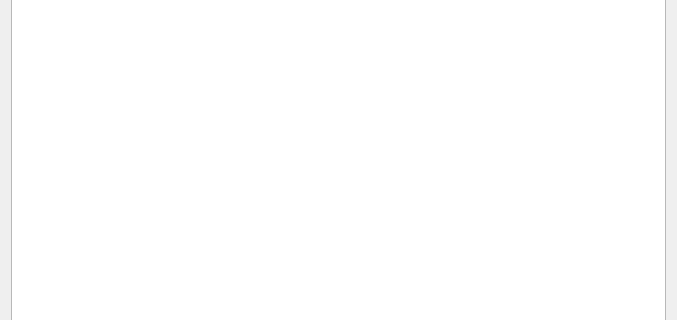
Qt form qt_project/picmerge/picmergeview.ui (RockyChing/qt_play) before a commit; both pictures show x 0 to 677 and y 166 to 486 of the 677 by 675 pixel window.
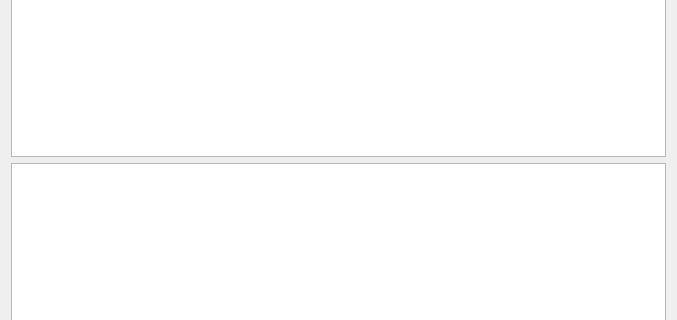
The same form after that commit. Icons and pictures are not drawn.

Commit message: Dev V1.5.1 Show pictures in QListWidget

The edit to the form file:
```diff
--- a/qt_project/picmerge/picmergeview.ui
+++ b/qt_project/picmerge/picmergeview.ui
@@ -42,6 +42,9 @@
      </property>
     </widget>
    </item>
+   <item>
+    <widget class="QListWidget" name="picListWidget"/>
+   </item>
    <item>
     <widget class="QProgressBar" name="mergeProgress">
      <property name="maximumSize">
```
The commit also changes 5 other files.
